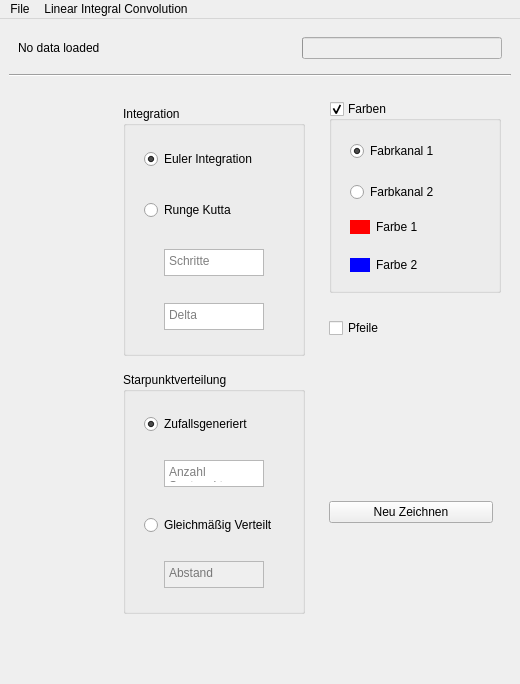
First picture: the form in res/MainWindow.ui, repository e1325103/Visualisierung, before the edit.
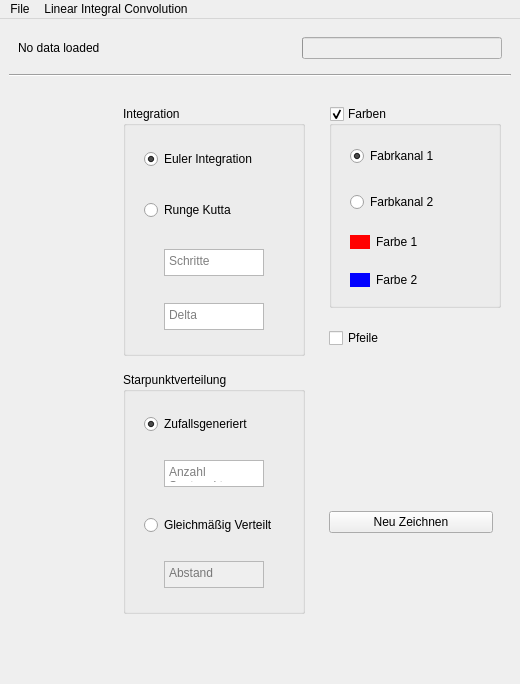
Second picture: the form after the edit.

```diff
--- a/res/MainWindow.ui
+++ b/res/MainWindow.ui
@@ -469,7 +469,7 @@
              <property name="minimumSize">
               <size>
                <width>190</width>
-               <height>210</height>
+               <height>220</height>
               </size>
              </property>
              <property name="maximumSize">
@@ -479,6 +479,9 @@
               </size>
              </property>
              <layout class="QVBoxLayout" name="verticalLayout_19">
+              <property name="topMargin">
+               <number>9</number>
+              </property>
               <item>
                <widget class="QGroupBox" name="groupBoxColour">
                 <property name="title">
```
